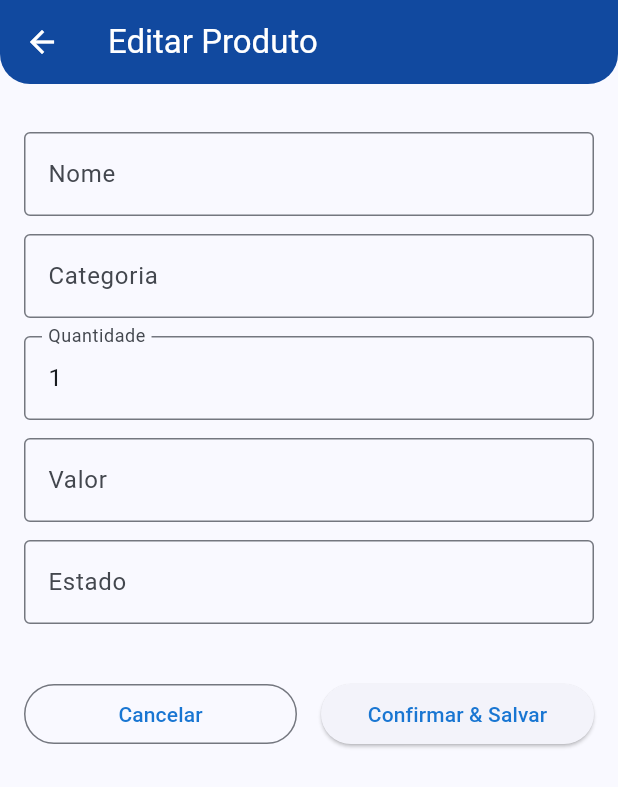
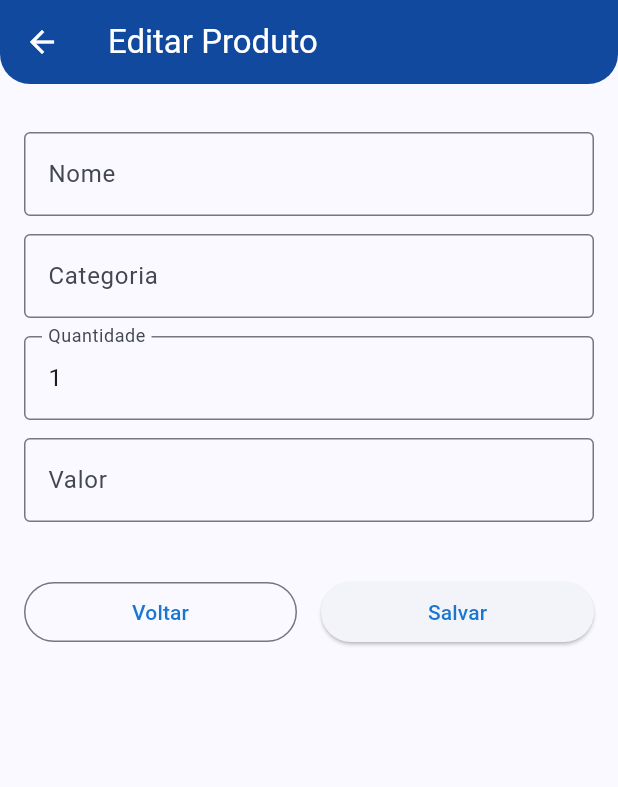
Before and after one commit to MuriloWilke/trabtopicos, a Flutter app: the ProdutoEditScreen screen opened directly with empty values, on a phone screen of 412 x 824 dp. Shown: the top 787 px of the screen. Run offline on Flutter 3.47's test engine with Material 3 defaults, Android fonts, the phone set to English and light mode, and no system bars; our stand-ins replace camera, flutter_modular, shared_preferences, sqflite; accounts and stored records are empty.

Commit message:
AIHelper-2: Feat - Mudança na UI, mudança no model produto, novo avatar do app e nome

```diff
--- a/lib/app/models/produto.dart
+++ b/lib/app/models/produto.dart
@@ -7,9 +7,9 @@ class Produto {
   String nome;
   String categoria;
   String valorEstimado;
-  String estado;
   int quantidade;
   bool isChecked;
+  bool isDanificado;
 
   Produto({
     String? id,
@@ -18,9 +18,9 @@ class Produto {
     required this.nome,
     required this.categoria,
     required this.valorEstimado,
-    required this.estado,
     this.quantidade = 1,
     this.isChecked = false,
+    this.isDanificado = false,
   }) : id = id ?? const Uuid().v4();
 
   factory Produto.fromJson(Map<String, dynamic> json, String path) {
@@ -37,11 +37,11 @@ class Produto {
       nome: json['nome'] ?? 'Nome Desconhecido',
       categoria: json['categoria'] ?? 'Categoria Desconhecida',
       valorEstimado: json['valor_estimado'] ?? json['valorEstimado'] ?? '0',
-      estado: json['estado'] ?? 'Estado Desconhecido',
       quantidade: json['quantidade'] is int
           ? json['quantidade']
           : int.tryParse(json['quantidade'].toString()) ?? 1,
       isChecked: parseBool(json['isChecked']),
+      isDanificado: parseBool(json['isDanificado']),
     );
   }
 
@@ -53,9 +53,9 @@ class Produto {
       'nome': nome,
       'categoria': categoria,
       'valorEstimado': valorEstimado,
-      'estado': estado,
       'quantidade': quantidade,
       'isChecked': isChecked ? 1 : 0,
+      'isDanificado': isDanificado ? 1 : 0,
     };
   }
 
@@ -67,9 +67,9 @@ class Produto {
       'nome': nome,
       'categoria': categoria,
       'valorEstimado': valorEstimado,
-      'estado': estado,
       'quantidade': quantidade,
       'isChecked': isChecked,
+      'isDanificado': isDanificado,
     };
   }
 
@@ -79,8 +79,7 @@ class Produto {
       'nome': nome,
       'categoria': categoria,
       'quantidade': quantidade,
-      'estado': estado,
-      'checked': isChecked,
+      'isDanificado': isDanificado,
     };
   }
 }
--- a/lib/app/screens/produto_edit_screen.dart
+++ b/lib/app/screens/produto_edit_screen.dart
@@ -27,7 +27,6 @@ class _ProdutoEditScreenState extends State<ProdutoEditScreen> {
   late TextEditingController _nomeController;
   late TextEditingController _categoriaController;
   late TextEditingController _valorEstimadoController;
-  late TextEditingController _estadoController;
   late TextEditingController _quantidadeController;
 
   @override
@@ -36,16 +35,20 @@ class _ProdutoEditScreenState extends State<ProdutoEditScreen> {
     _nomeController = TextEditingController(text: widget.produto.nome);
     _categoriaController = TextEditingController(text: widget.produto.categoria);
     _valorEstimadoController = TextEditingController(text: widget.produto.valorEstimado);
-    _estadoController = TextEditingController(text: widget.produto.estado);
     _quantidadeController = TextEditingController(text: widget.produto.quantidade.toString());
   }
 
   Future<void> _salvar() async {
+    if (widget.produto.isDanificado) {
+      await _storage.saveProduto(widget.produto);
+      Modular.to.pop();
+      return;
+    }
+
     if (_formKey.currentState!.validate()) {
       widget.produto.nome = _nomeController.text;
       widget.produto.categoria = _categoriaController.text;
       widget.produto.valorEstimado = _valorEstimadoController.text;
-      widget.produto.estado = _estadoController.text;
       widget.produto.quantidade = int.tryParse(_quantidadeController.text) ?? 1;
 
       await _storage.saveProduto(widget.produto);
@@ -55,10 +58,9 @@ class _ProdutoEditScreenState extends State<ProdutoEditScreen> {
   }
 
   bool _isFieldEnabled(String fieldName) {
+    if (widget.produto.isDanificado) return false;
+
     if (!widget.isVistoriaReview) return true;
-
-    if (fieldName == 'valor') return true;
-
     return widget.camposAlteradosPelaIA.contains(fieldName);
   }
 
@@ -67,7 +69,7 @@ class _ProdutoEditScreenState extends State<ProdutoEditScreen> {
     return Scaffold(
       appBar: AppBar(
         title: Text(widget.isVistoriaReview ? 'Revisão da IA' : 'Editar Produto'),
-        backgroundColor: widget.isVistoriaReview ? Colors.orange : null,
+        backgroundColor: widget.produto.isDanificado ? Colors.red : (widget.isVistoriaReview ? Colors.orange : null),
       ),
       body: SingleChildScrollView(
         padding: const EdgeInsets.all(16),
@@ -82,11 +84,32 @@ class _ProdutoEditScreenState extends State<ProdutoEditScreen> {
                 ),
               const SizedBox(height: 16),
 
-              if (widget.isVistoriaReview)
+              // AVISO DE DANO
+              if (widget.produto.isDanificado)
+                Container(
+                  padding: const EdgeInsets.all(16),
+                  margin: const EdgeInsets.only(bottom: 16),
+                  decoration: BoxDecoration(
+                      color: Colors.red[100],
+                      border: Border.all(color: Colors.red),
+                      borderRadius: BorderRadius.circular(8)
+                  ),
+                  child: const Row(
+                    children: [
+                      Icon(Icons.warning, color: Colors.red, size: 32),
+                      SizedBox(width: 12),
+                      Expanded(child: Text(
+                        "ITEM DANIFICADO/COM DEFEITO.\nEdição bloqueada.",
+                        style: TextStyle(color: Colors.red, fontWeight: FontWeight.bold),
+                      ))
+                    ],
+                  ),
+                )
+              else if (widget.isVistoriaReview)
                 const Padding(
                   padding: EdgeInsets.only(bottom: 16),
                   child: Text(
-                    "A IA detectou alterações. Verifique os campos e ajuste o valor se necessário.",
+                    "A IA detectou alterações. Verifique os campos.",
                     style: TextStyle(color: Colors.orange, fontWeight: FontWeight.bold),
                     textAlign: TextAlign.center,
                   ),
@@ -96,7 +119,6 @@ class _ProdutoEditScreenState extends State<ProdutoEditScreen> {
               _buildField(_categoriaController, 'Categoria', 'categoria'),
               _buildField(_quantidadeController, 'Quantidade', 'quantidade', isNumber: true),
               _buildField(_valorEstimadoController, 'Valor', 'valor'),
-              _buildField(_estadoController, 'Estado', 'estado'),
 
               const SizedBox(height: 24),
               Row(
@@ -104,14 +126,18 @@ class _ProdutoEditScreenState extends State<ProdutoEditScreen> {
                   Expanded(
                       child: OutlinedButton(
                           onPressed: () => Modular.to.pop(),
-                          child: const Text('Cancelar')
+                          child: const Text('Voltar')
                       )
                   ),
                   const SizedBox(width: 16),
                   Expanded(
                       child: ElevatedButton(
                           onPressed: _salvar,
-                          child: const Text('Confirmar & Salvar')
+                          style: ElevatedButton.styleFrom(
+                              backgroundColor: widget.produto.isDanificado ? Colors.red : null,
+                              foregroundColor: widget.produto.isDanificado ? Colors.white : null
+                          ),
+                          child: Text(widget.produto.isDanificado ? 'Confirmar Avaria' : 'Salvar')
                       )
                   ),
                 ],
@@ -135,9 +161,6 @@ class _ProdutoEditScreenState extends State<ProdutoEditScreen> {
             labelText: label,
             filled: !isEnabled,
             fillColor: Colors.grey[200],
-            suffixIcon: isEnabled && widget.isVistoriaReview
-                ? const Icon(Icons.edit, color: Colors.orange)
-                : null,
             border: const OutlineInputBorder()
         ),
         validator: (v) => v == null || v.isEmpty ? 'Campo obrigatório' : null,
```
Also changed, not shown: lib/app/core/services/ai_service.dart (+33 -13 lines), lib/app/core/services/storage_service.dart (+11 -2 lines), lib/app/screens/unidade_detail_screen.dart (+122 -17 lines), lib/app/screens/unidade_list_screen.dart (+26 -1 lines), pubspec.yaml (+10 -0 lines), pubspec.lock, 7 other files.
